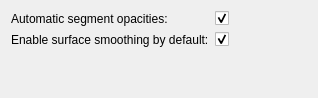
Slicer/SlicerGitSVNArchive, file Modules/Loadable/Segmentations/Resources/UI/qSlicerSegmentationsSettingsPanel.ui: the form before one commit.
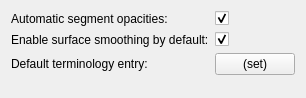
The form after the commit. Custom widgets are drawn as their Qt base class.

Commit message:
ENH: Add application setting to set default terminology entry for segments
The terminology widget correctly saved the last used context, but since the segment was always initialized with "Segmentation category and type - 3D Slicer General Anatomy list" context, this had no effect.

Now the default terminology can be set in Edit / Application settings / Segmentations / Default terminology entry.

```diff
--- a/Modules/Loadable/Segmentations/Resources/UI/qSlicerSegmentationsSettingsPanel.ui
+++ b/Modules/Loadable/Segmentations/Resources/UI/qSlicerSegmentationsSettingsPanel.ui
@@ -6,7 +6,7 @@
    <rect>
     <x>0</x>
     <y>0</y>
-    <width>318</width>
+    <width>246</width>
     <height>98</height>
    </rect>
   </property>
@@ -37,7 +37,7 @@
      </property>
     </widget>
    </item>
-   <item row="2" column="0" colspan="2">
+   <item row="3" column="0" colspan="2">
     <spacer name="verticalSpacer">
      <property name="orientation">
       <enum>Qt::Vertical</enum>
@@ -73,9 +73,31 @@
      </property>
     </widget>
    </item>
+   <item row="2" column="0">
+    <widget class="QLabel" name="label">
+     <property name="text">
+      <string>Default terminology entry:</string>
+     </property>
+    </widget>
+   </item>
+   <item row="2" column="1">
+    <widget class="ctkPushButton" name="EditDefaultTerminologyEntryPushButton">
+     <property name="toolTip">
+      <string>This terminology will be used by default for new segments in an empty segmentation.</string>
+     </property>
+     <property name="text">
+      <string>(set)</string>
+     </property>
+    </widget>
+   </item>
   </layout>
  </widget>
  <customwidgets>
+  <customwidget>
+   <class>ctkPushButton</class>
+   <extends>QPushButton</extends>
+   <header>ctkPushButton.h</header>
+  </customwidget>
   <customwidget>
    <class>ctkSettingsPanel</class>
    <extends>QWidget</extends>
```
The commit also changes 10 other files.
